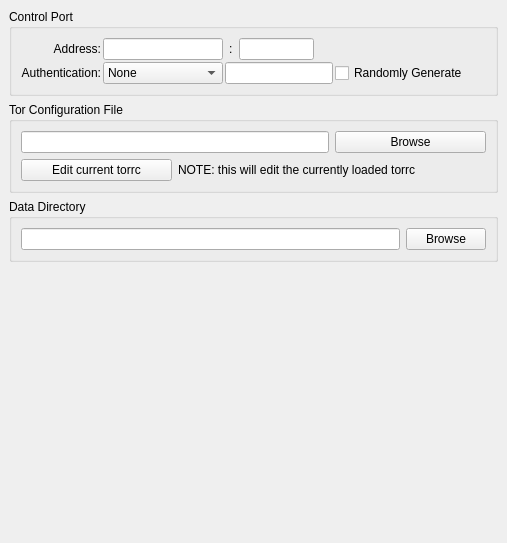
First picture: the form in src/vidalia/config/AdvancedPage.ui, repository a-ilin/vidalia, before the edit.
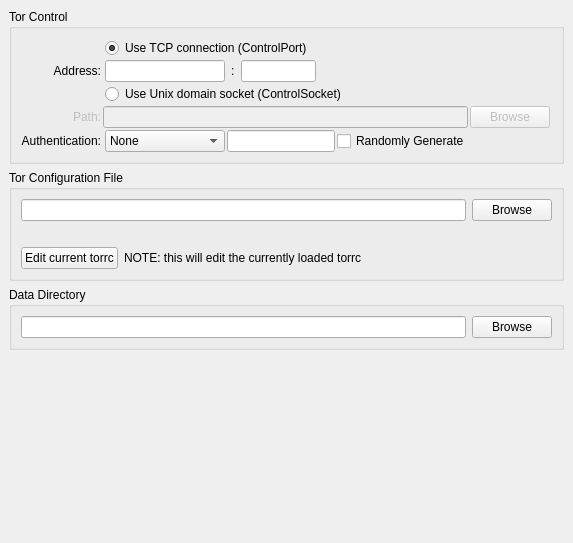
Second picture: the form after the edit.

Commit message:
Adds ControlSocket support wrt ticket #2091
svn:r4491

Patch:
```diff
--- a/src/vidalia/config/AdvancedPage.ui
+++ b/src/vidalia/config/AdvancedPage.ui
@@ -6,7 +6,7 @@
    <rect>
     <x>0</x>
     <y>0</y>
-    <width>507</width>
+    <width>573</width>
     <height>543</height>
    </rect>
   </property>
@@ -26,7 +26,7 @@
       <enum>Qt::NoContextMenu</enum>
      </property>
      <property name="title">
-      <string>Control Port</string>
+      <string>Tor Control</string>
      </property>
      <layout class="QVBoxLayout">
       <property name="spacing">
@@ -43,7 +43,7 @@
         <property name="spacing">
          <number>2</number>
         </property>
-        <item row="1" column="0">
+        <item row="5" column="0">
          <widget class="QLabel" name="lblAuth">
           <property name="text">
            <string>Authentication:</string>
@@ -53,7 +53,7 @@
           </property>
          </widget>
         </item>
-        <item row="0" column="0">
+        <item row="2" column="0">
          <widget class="QLabel" name="lblAddress">
           <property name="text">
            <string>Address:</string>
@@ -63,7 +63,7 @@
           </property>
          </widget>
         </item>
-        <item row="1" column="1" colspan="3">
+        <item row="5" column="2" colspan="3">
          <layout class="QHBoxLayout">
           <property name="spacing">
            <number>2</number>
@@ -128,7 +128,7 @@
           </item>
          </layout>
         </item>
-        <item row="0" column="1">
+        <item row="2" column="2">
          <layout class="QHBoxLayout">
           <property name="spacing">
            <number>6</number>
@@ -196,7 +196,7 @@
           </item>
          </layout>
         </item>
-        <item row="0" column="2">
+        <item row="2" column="3">
          <layout class="QHBoxLayout">
           <property name="spacing">
            <number>6</number>
@@ -206,6 +206,53 @@
           </property>
          </layout>
         </item>
+        <item row="0" column="2">
+         <widget class="QRadioButton" name="rdoControlPort">
+          <property name="text">
+           <string>Use TCP connection (ControlPort)</string>
+          </property>
+          <property name="checked">
+           <bool>true</bool>
+          </property>
+         </widget>
+        </item>
+        <item row="4" column="0">
+         <widget class="QLabel" name="lblPath">
+          <property name="enabled">
+           <bool>false</bool>
+          </property>
+          <property name="text">
+           <string>Path:</string>
+          </property>
+          <property name="alignment">
+           <set>Qt::AlignRight|Qt::AlignTrailing|Qt::AlignVCenter</set>
+          </property>
+         </widget>
+        </item>
+        <item row="4" column="1" colspan="2">
+         <widget class="QLineEdit" name="lineSocketPath">
+          <property name="enabled">
+           <bool>false</bool>
+          </property>
+         </widget>
+        </item>
+        <item row="3" column="2">
+         <widget class="QRadioButton" name="rdoControlSocket">
+          <property name="text">
+           <string>Use Unix domain socket (ControlSocket)</string>
+          </property>
+         </widget>
+        </item>
+        <item row="4" column="3">
+         <widget class="QPushButton" name="btnBrowseSocketPath">
+          <property name="enabled">
+           <bool>false</bool>
+          </property>
+          <property name="text">
+           <string>Browse</string>
+          </property>
+         </widget>
+        </item>
        </layout>
       </item>
      </layout>
@@ -219,15 +266,23 @@
      <property name="title">
       <string>Tor Configuration File</string>
      </property>
+     <layout class="QGridLayout" name="gridLayout_3">
+      <property name="margin">
+       <number>9</number>
+      </property>
+      <item row="0" column="1">
      <layout class="QGridLayout" name="gridLayout_2">
-      <property name="margin">
-       <number>9</number>
-      </property>
       <item row="0" column="0" colspan="2">
        <widget class="QLineEdit" name="lineTorConfig">
         <property name="enabled">
          <bool>true</bool>
         </property>
+          <property name="sizePolicy">
+           <sizepolicy hsizetype="Expanding" vsizetype="Fixed">
+            <horstretch>0</horstretch>
+            <verstretch>0</verstretch>
+           </sizepolicy>
+          </property>
         <property name="cursor">
          <cursorShape>IBeamCursor</cursorShape>
         </property>
@@ -240,8 +295,6 @@
        </widget>
       </item>
       <item row="0" column="2">
-       <layout class="QGridLayout" name="gridLayout">
-        <item row="0" column="0">
          <widget class="QPushButton" name="btnBrowseTorConfig">
           <property name="enabled">
            <bool>true</bool>
@@ -263,22 +316,38 @@
           </property>
          </widget>
         </item>
-       </layout>
-      </item>
-      <item row="1" column="0">
+        <item row="2" column="0">
        <widget class="QPushButton" name="btnEditTorConfig">
         <property name="text">
          <string>Edit current torrc</string>
         </property>
        </widget>
       </item>
-      <item row="1" column="1" colspan="2">
+        <item row="2" column="1" colspan="2">
        <widget class="QLabel" name="lblNotice">
         <property name="text">
          <string>NOTE: this will edit the currently loaded torrc</string>
         </property>
        </widget>
       </item>
+        <item row="1" column="1">
+         <spacer name="horizontalSpacer">
+          <property name="orientation">
+           <enum>Qt::Horizontal</enum>
+          </property>
+          <property name="sizeType">
+           <enum>QSizePolicy::MinimumExpanding</enum>
+          </property>
+          <property name="sizeHint">
+           <size>
+            <width>100</width>
+            <height>20</height>
+           </size>
+          </property>
+         </spacer>
+        </item>
+       </layout>
+      </item>
      </layout>
     </widget>
    </item>
```
Left out of the diff: 7 changed lines with no effect on the pictures. Lines whose indentation alone changed are shown as unchanged. The commit also changes 21 other files.
